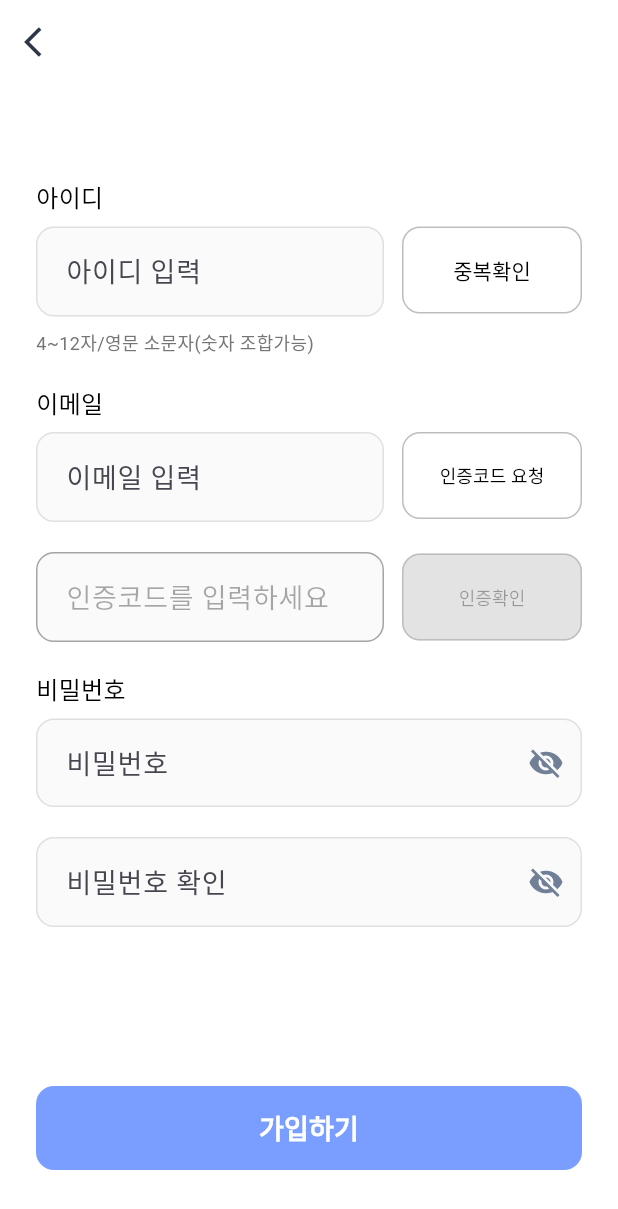
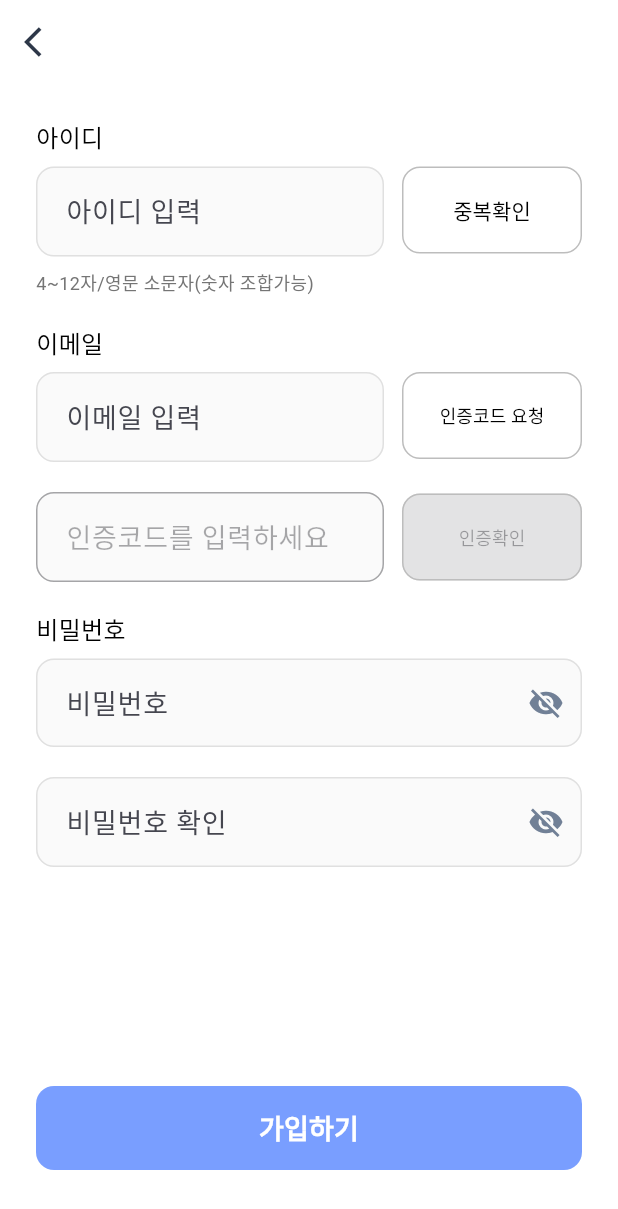
Before and after one commit to jack9282/deepdot, a Flutter app: the SignupScreen screen opened by its route, on a phone screen of 412 x 824 dp. Shown: the top 1209 px of the screen. Run offline on Flutter 3.47's test engine with Material 3 defaults, Android fonts, the phone set to English and light mode, and no system bars; our stand-ins replace dio, flutter_local_notifications, flutter_svg, go_router, jwt_decoder, lottie and 3 more; accounts and stored records are empty; Roboto replaces fonts that are missing (Pretendard).

Commit message:
회원가입 디자인 수정

```diff
--- a/lib/features/auth/screens/signup_screen.dart
+++ b/lib/features/auth/screens/signup_screen.dart
@@ -65,7 +65,6 @@ class _SignupScreenState extends State<SignupScreen> {
                     child: Column(
                       crossAxisAlignment: CrossAxisAlignment.start,
                       children: [
-                        const SizedBox(height: 40),
                         // ID 입력 섹션
                         const Text(
                           '아이디',
```
